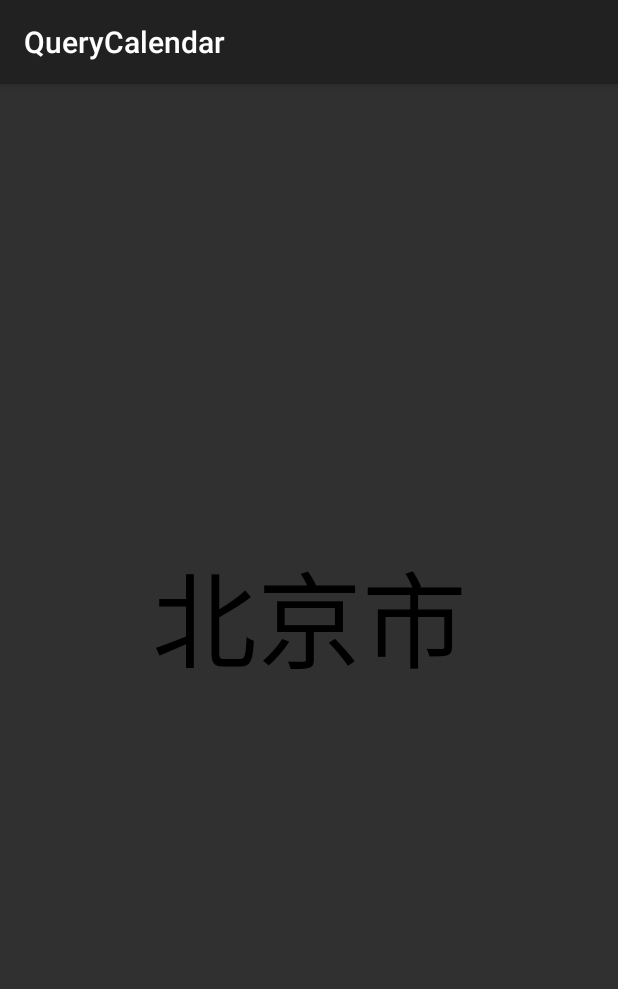
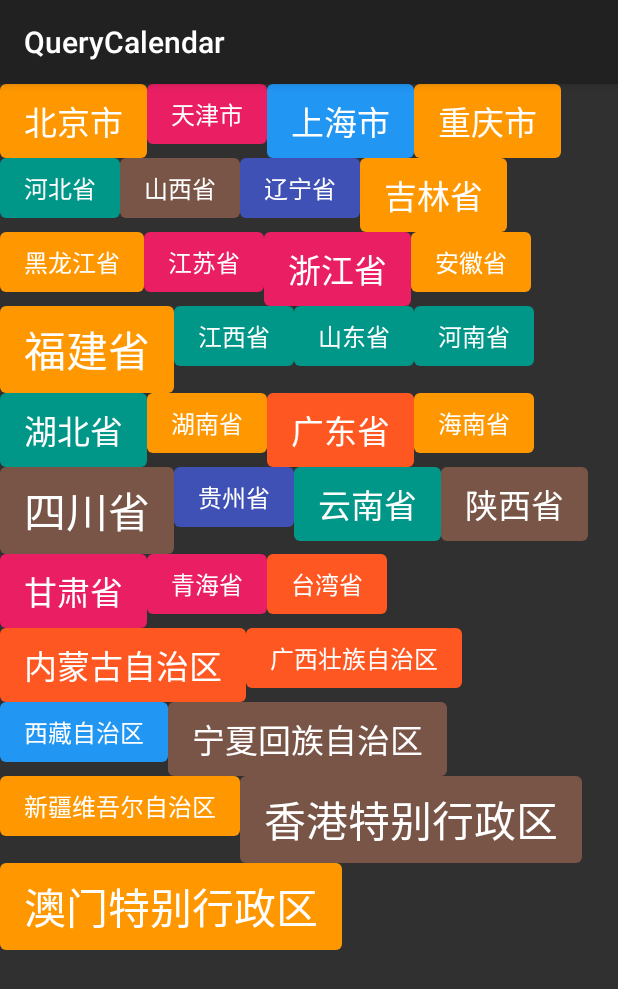
Before and after one commit to Jokerchao/AmateurPractice, an Android app built with Jetpack Compose: the TagLayoutActivity screen opened directly, with no data from a screen before it, on a phone screen of 412 x 824 dp. Shown: the top 989 px of the screen. Run offline under Robolectric (Android 15) with nearby library versions, the phone set to English and light mode, and no system bars.

Commit message:
feat:新增自定义TagLayout练习

```diff
--- a/app/src/main/java/com/kraos/querycalendar/activity/TagLayoutActivity.kt
+++ b/app/src/main/java/com/kraos/querycalendar/activity/TagLayoutActivity.kt
@@ -49,17 +49,17 @@ class TagLayoutActivity : BaseActivity() {
 //        animationSet.start()
 
         //4.省份文字变化动画
-        val objectAnimator =
-            ObjectAnimator.ofObject(
-                binding.provinceView,
-                "showText",
-                ProvinceEvaluator(),
-                "北京市",
-                "澳门特别行政区"
-            )
-        objectAnimator.duration = 10000
-        objectAnimator.startDelay = 1000
-        objectAnimator.start()
+//        val objectAnimator =
+//            ObjectAnimator.ofObject(
+//                binding.provinceView,
+//                "showText",
+//                ProvinceEvaluator(),
+//                "北京市",
+//                "澳门特别行政区"
+//            )
+//        objectAnimator.duration = 10000
+//        objectAnimator.startDelay = 1000
+//        objectAnimator.start()
 
 
     }
--- /dev/null
+++ b/app/src/main/java/com/kraos/querycalendar/view/TagProLayout.kt
@@ -0,0 +1,95 @@
+package com.kraos.querycalendar.view
+
+import android.content.Context
+import android.graphics.Rect
+import android.graphics.RectF
+import android.util.AttributeSet
+import android.view.ViewGroup
+import androidx.core.view.children
+import com.kraos.querycalendar.util.px
+import kotlin.math.max
+
+/**
+ * 自定义测量的布局
+ */
+class TagProLayout @JvmOverloads constructor(
+    context: Context,
+    attrs: AttributeSet? = null
+) : ViewGroup(
+    context,
+    attrs
+) {
+    //记录测量出来的每个子View的尺寸
+    private val childBounds = mutableListOf<Rect>()
+
+    override fun onMeasure(widthMeasureSpec: Int, heightMeasureSpec: Int) {
+        super.onMeasure(widthMeasureSpec, heightMeasureSpec)
+        val specWidthMode = MeasureSpec.getMode(widthMeasureSpec)
+        val specWidthSize = MeasureSpec.getSize(widthMeasureSpec)
+        //当前行已经使用的宽度
+        var lineWidthUsed = 0
+        //当前总共已经使用的高度
+        var lineHeightUsed = 0
+        //当前行最大的高度
+        var lineMaxWidth = 0
+        //当前行最大的高度
+        var lineMaxHeight = 0
+        for ((index, child) in children.withIndex()) {
+            measureChildWithMargins(child, widthMeasureSpec, 0, heightMeasureSpec, lineHeightUsed)
+
+            //如果超出宽度换行，需要从第二行开始
+            if (specWidthMode != MeasureSpec.UNSPECIFIED && child.measuredWidth + lineWidthUsed > specWidthSize) {
+                lineHeightUsed = lineMaxHeight + lineHeightUsed
+                lineMaxWidth = max(lineWidthUsed, lineMaxWidth)
+                lineWidthUsed = 0
+                lineMaxHeight = 0
+                measureChildWithMargins(
+                    child,
+                    widthMeasureSpec,
+                    lineWidthUsed,
+                    heightMeasureSpec,
+                    lineHeightUsed
+                )
+            }
+
+            if (childBounds.size <= index) {
+                childBounds.add(Rect())
+            }
+            childBounds[index].set(
+                lineWidthUsed,
+                lineHeightUsed,
+                lineWidthUsed + child.measuredWidth,
+                lineHeightUsed + child.measuredHeight
+            )
+            lineWidthUsed += child.measuredWidth
+            lineMaxHeight = max(child.measuredHeight, lineMaxHeight)
+        }
+
+        //测量自己的宽高，宽度还要考虑最后一行
+        val widthParent = max(lineMaxWidth, lineWidthUsed)
+        val heightParent = lineMaxHeight + lineHeightUsed
+
+        //设置自己的尺寸
+        setMeasuredDimension(widthParent, heightParent)
+    }
+
+    override fun onLayout(
+        changed: Boolean,
+        l: Int,
+        t: Int,
+        r: Int,
+        b: Int
+    ) {
+        //上面测量保存好了，这里直接绘制
+        for ((index, child) in children.withIndex()) {
+            val rect = childBounds[index]
+            child.layout(rect.left, rect.top, rect.right, rect.bottom)
+        }
+    }
+
+    override fun generateLayoutParams(attrs: AttributeSet?): LayoutParams? {
+        return MarginLayoutParams(context, attrs)
+    }
+
+
+}
--- a/app/src/main/res/layout/activity_tag_layout.xml
+++ b/app/src/main/res/layout/activity_tag_layout.xml
@@ -5,10 +5,10 @@
     android:layout_height="match_parent"
     tools:context=".activity.TagLayoutActivity">
 
-       <com.kraos.querycalendar.view.ProvinceView
-           android:id="@+id/province_view"
-        android:layout_width="match_parent"
-           android:layout_height="match_parent" />
+    <!--    <com.kraos.querycalendar.view.ProvinceView-->
+    <!--        android:id="@+id/province_view"-->
+    <!--        android:layout_width="match_parent"-->
+    <!--        android:layout_height="match_parent" />-->
 
     <!--       <com.kraos.querycalendar.view.CameraProView-->
     <!--           android:id="@+id/camera_pro_view"-->
@@ -25,181 +25,181 @@
     <!--           android:layout_width="match_parent"-->
     <!--           android:layout_height="match_parent" />-->
 
-       <!--    <com.kraos.querycalendar.view.TagLayout-->
-       <!--        android:layout_width="match_parent"-->
-       <!--        android:layout_height="match_parent">-->
+    <com.kraos.querycalendar.view.TagProLayout
+        android:layout_width="match_parent"
+        android:layout_height="match_parent">
 
-       <!--        <com.kraos.querycalendar.view.ColoredTextView-->
-       <!--            android:layout_width="wrap_content"-->
-       <!--            android:layout_height="wrap_content"-->
-       <!--            android:text="北京市" />-->
+        <com.kraos.querycalendar.view.ColoredTextView
+            android:layout_width="wrap_content"
+            android:layout_height="wrap_content"
+            android:text="北京市" />
 
-       <!--        <com.kraos.querycalendar.view.ColoredTextView-->
-       <!--            android:layout_width="wrap_content"-->
-       <!--            android:layout_height="wrap_content"-->
-       <!--            android:text="天津市" />-->
+        <com.kraos.querycalendar.view.ColoredTextView
+            android:layout_width="wrap_content"
+            android:layout_height="wrap_content"
+            android:text="天津市" />
 
-       <!--        <com.kraos.querycalendar.view.ColoredTextView-->
-       <!--            android:layout_width="wrap_content"-->
-       <!--            android:layout_height="wrap_content"-->
-       <!--            android:text="上海市" />-->
+        <com.kraos.querycalendar.view.ColoredTextView
+            android:layout_width="wrap_content"
+            android:layout_height="wrap_content"
+            android:text="上海市" />
 
-       <!--        <com.kraos.querycalendar.view.ColoredTextView-->
-       <!--            android:layout_width="wrap_content"-->
-       <!--            android:layout_height="wrap_content"-->
-       <!--            android:text="重庆市" />-->
+        <com.kraos.querycalendar.view.ColoredTextView
+            android:layout_width="wrap_content"
+            android:layout_height="wrap_content"
+            android:text="重庆市" />
 
-       <!--        <com.kraos.querycalendar.view.ColoredTextView-->
-       <!--            android:layout_width="wrap_content"-->
-       <!--            android:layout_height="wrap_content"-->
-       <!--            android:text="河北省" />-->
+        <com.kraos.querycalendar.view.ColoredTextView
+            android:layout_width="wrap_content"
+            android:layout_height="wrap_content"
+            android:text="河北省" />
 
-       <!--        <com.kraos.querycalendar.view.ColoredTextView-->
-       <!--            android:layout_width="wrap_content"-->
-       <!--            android:layout_height="wrap_content"-->
-       <!--            android:text="山西省" />-->
+        <com.kraos.querycalendar.view.ColoredTextView
+            android:layout_width="wrap_content"
+            android:layout_height="wrap_content"
+            android:text="山西省" />
 
-       <!--        <com.kraos.querycalendar.view.ColoredTextView-->
-       <!--            android:layout_width="wrap_content"-->
-       <!--            android:layout_height="wrap_content"-->
-       <!--            android:text="辽宁省" />-->
+        <com.kraos.querycalendar.view.ColoredTextView
+            android:layout_width="wrap_content"
+            android:layout_height="wrap_content"
+            android:text="辽宁省" />
 
-       <!--        <com.kraos.querycalendar.view.ColoredTextView-->
-       <!--            android:layout_width="wrap_content"-->
-       <!--            android:layout_height="wrap_content"-->
-       <!--            android:text="吉林省" />-->
+        <com.kraos.querycalendar.view.ColoredTextView
+            android:layout_width="wrap_content"
+            android:layout_height="wrap_content"
+            android:text="吉林省" />
 
-       <!--        <com.kraos.querycalendar.view.ColoredTextView-->
-       <!--            android:layout_width="wrap_content"-->
-       <!--            android:layout_height="wrap_content"-->
-       <!--            android:text="黑龙江省" />-->
+        <com.kraos.querycalendar.view.ColoredTextView
+            android:layout_width="wrap_content"
+            android:layout_height="wrap_content"
+            android:text="黑龙江省" />
 
-       <!--        <com.kraos.querycalendar.view.ColoredTextView-->
-       <!--            android:layout_width="wrap_content"-->
-       <!--            android:layout_height="wrap_content"-->
-       <!--            android:text="江苏省" />-->
+        <com.kraos.querycalendar.view.ColoredTextView
+            android:layout_width="wrap_content"
+            android:layout_height="wrap_content"
+            android:text="江苏省" />
 
-       <!--        <com.kraos.querycalendar.view.ColoredTextView-->
-       <!--            android:layout_width="wrap_content"-->
-       <!--            android:layout_height="wrap_content"-->
-       <!--            android:text="浙江省" />-->
+        <com.kraos.querycalendar.view.ColoredTextView
+            android:layout_width="wrap_content"
+            android:layout_height="wrap_content"
+            android:text="浙江省" />
 
-       <!--        <com.kraos.querycalendar.view.ColoredTextView-->
-       <!--            android:layout_width="wrap_content"-->
-       <!--            android:layout_height="wrap_content"-->
-       <!--            android:text="安徽省" />-->
+        <com.kraos.querycalendar.view.ColoredTextView
+            android:layout_width="wrap_content"
+            android:layout_height="wrap_content"
+            android:text="安徽省" />
 
-       <!--        <com.kraos.querycalendar.view.ColoredTextView-->
-       <!--            android:layout_width="wrap_content"-->
-       <!--            android:layout_height="wrap_content"-->
-       <!--            android:text="福建省" />-->
+        <com.kraos.querycalendar.view.ColoredTextView
+            android:layout_width="wrap_content"
+            android:layout_height="wrap_content"
+            android:text="福建省" />
 
-       <!--        <com.kraos.querycalendar.view.ColoredTextView-->
-       <!--            android:layout_width="wrap_content"-->
-       <!--            android:layout_height="wrap_content"-->
-       <!--            android:text="江西省" />-->
+        <com.kraos.querycalendar.view.ColoredTextView
+            android:layout_width="wrap_content"
+            android:layout_height="wrap_content"
+            android:text="江西省" />
 
-       <!--        <com.kraos.querycalendar.view.ColoredTextView-->
-       <!--            android:layout_width="wrap_content"-->
-       <!--            android:layout_height="wrap_content"-->
-       <!--            android:text="山东省" />-->
+        <com.kraos.querycalendar.view.ColoredTextView
+            android:layout_width="wrap_content"
+            android:layout_height="wrap_content"
+            android:text="山东省" />
 
-       <!--        <com.kraos.querycalendar.view.ColoredTextView-->
-       <!--            android:layout_width="wrap_content"-->
-       <!--            android:layout_height="wrap_content"-->
-       <!--            android:text="河南省" />-->
+        <com.kraos.querycalendar.view.ColoredTextView
+            android:layout_width="wrap_content"
+            android:layout_height="wrap_content"
+            android:text="河南省" />
 
-       <!--        <com.kraos.querycalendar.view.ColoredTextView-->
-       <!--            android:layout_width="wrap_content"-->
-       <!--            android:layout_height="wrap_content"-->
-       <!--            android:text="湖北省" />-->
+        <com.kraos.querycalendar.view.ColoredTextView
+            android:layout_width="wrap_content"
+            android:layout_height="wrap_content"
+            android:text="湖北省" />
 
-       <!--        <com.kraos.querycalendar.view.ColoredTextView-->
-       <!--            android:layout_width="wrap_content"-->
-       <!--            android:layout_height="wrap_content"-->
-       <!--            android:text="湖南省" />-->
+        <com.kraos.querycalendar.view.ColoredTextView
+            android:layout_width="wrap_content"
+            android:layout_height="wrap_content"
+            android:text="湖南省" />
 
-       <!--        <com.kraos.querycalendar.view.ColoredTextView-->
-       <!--            android:layout_width="wrap_content"-->
-       <!--            android:layout_height="wrap_content"-->
-       <!--            android:text="广东省" />-->
+        <com.kraos.querycalendar.view.ColoredTextView
+            android:layout_width="wrap_content"
+            android:layout_height="wrap_content"
+            android:text="广东省" />
 
-       <!--        <com.kraos.querycalendar.view.ColoredTextView-->
-       <!--            android:layout_width="wrap_content"-->
-       <!--            android:layout_height="wrap_content"-->
-       <!--            android:text="海南省" />-->
+        <com.kraos.querycalendar.view.ColoredTextView
+            android:layout_width="wrap_content"
+            android:layout_height="wrap_content"
+            android:text="海南省" />
 
-       <!--        <com.kraos.querycalendar.view.ColoredTextView-->
-       <!--            android:layout_width="wrap_content"-->
-       <!--            android:layout_height="wrap_content"-->
-       <!--            android:text="四川省" />-->
+        <com.kraos.querycalendar.view.ColoredTextView
+            android:layout_width="wrap_content"
+            android:layout_height="wrap_content"
+            android:text="四川省" />
 
-       <!--        <com.kraos.querycalendar.view.ColoredTextView-->
-       <!--            android:layout_width="wrap_content"-->
-       <!--            android:layout_height="wrap_content"-->
-       <!--            android:text="贵州省" />-->
+        <com.kraos.querycalendar.view.ColoredTextView
+            android:layout_width="wrap_content"
+            android:layout_height="wrap_content"
+            android:text="贵州省" />
 
-       <!--        <com.kraos.querycalendar.view.ColoredTextView-->
-       <!--            android:layout_width="wrap_content"-->
-       <!--            android:layout_height="wrap_content"-->
-       <!--            android:text="云南省" />-->
+        <com.kraos.querycalendar.view.ColoredTextView
+            android:layout_width="wrap_content"
+            android:layout_height="wrap_content"
+            android:text="云南省" />
 
-       <!--        <com.kraos.querycalendar.view.ColoredTextView-->
-       <!--            android:layout_width="wrap_content"-->
-       <!--            android:layout_height="wrap_content"-->
-       <!--            android:text="陕西省" />-->
+        <com.kraos.querycalendar.view.ColoredTextView
+            android:layout_width="wrap_content"
+            android:layout_height="wrap_content"
+            android:text="陕西省" />
 
-       <!--        <com.kraos.querycalendar.view.ColoredTextView-->
-       <!--            android:layout_width="wrap_content"-->
-       <!--            android:layout_height="wrap_content"-->
-       <!--            android:text="甘肃省" />-->
+        <com.kraos.querycalendar.view.ColoredTextView
+            android:layout_width="wrap_content"
+            android:layout_height="wrap_content"
+            android:text="甘肃省" />
 
-       <!--        <com.kraos.querycalendar.view.ColoredTextView-->
-       <!--            android:layout_width="wrap_content"-->
-       <!--            android:layout_height="wrap_content"-->
-       <!--            android:text="青海省" />-->
+        <com.kraos.querycalendar.view.ColoredTextView
+            android:layout_width="wrap_content"
+            android:layout_height="wrap_content"
+            android:text="青海省" />
 
-       <!--        <com.kraos.querycalendar.view.ColoredTextView-->
-       <!--            android:layout_width="wrap_content"-->
-       <!--            android:layout_height="wrap_content"-->
-       <!--            android:text="台湾省" />-->
+        <com.kraos.querycalendar.view.ColoredTextView
+            android:layout_width="wrap_content"
+            android:layout_height="wrap_content"
+            android:text="台湾省" />
 
-       <!--        <com.kraos.querycalendar.view.ColoredTextView-->
-       <!--            android:layout_width="wrap_content"-->
-       <!--            android:layout_height="wrap_content"-->
-       <!--            android:text="内蒙古自治区" />-->
+        <com.kraos.querycalendar.view.ColoredTextView
+            android:layout_width="wrap_content"
+            android:layout_height="wrap_content"
+            android:text="内蒙古自治区" />
 
-       <!--        <com.kraos.querycalendar.view.ColoredTextView-->
-       <!--            android:layout_width="wrap_content"-->
-       <!--            android:layout_height="wrap_content"-->
-       <!--            android:text="广西壮族自治区" />-->
+        <com.kraos.querycalendar.view.ColoredTextView
+            android:layout_width="wrap_content"
+            android:layout_height="wrap_content"
+            android:text="广西壮族自治区" />
 
-       <!--        <com.kraos.querycalendar.view.ColoredTextView-->
-       <!--            android:layout_width="wrap_content"-->
-       <!--            android:layout_height="wrap_content"-->
-       <!--            android:text="西藏自治区" />-->
+        <com.kraos.querycalendar.view.ColoredTextView
+            android:layout_width="wrap_content"
+            android:layout_height="wrap_content"
+            android:text="西藏自治区" />
 
-       <!--        <com.kraos.querycalendar.view.ColoredTextView-->
-       <!--            android:layout_width="wrap_content"-->
-       <!--            android:layout_height="wrap_content"-->
-       <!--            android:text="宁夏回族自治区" />-->
+        <com.kraos.querycalendar.view.ColoredTextView
+            android:layout_width="wrap_content"
+            android:layout_height="wrap_content"
+            android:text="宁夏回族自治区" />
 
-       <!--        <com.kraos.querycalendar.view.ColoredTextView-->
-       <!--            android:layout_width="wrap_content"-->
-       <!--            android:layout_height="wrap_content"-->
-       <!--            android:text="新疆维吾尔自治区" />-->
+        <com.kraos.querycalendar.view.ColoredTextView
+            android:layout_width="wrap_content"
+            android:layout_height="wrap_content"
+            android:text="新疆维吾尔自治区" />
 
-       <!--        <com.kraos.querycalendar.view.ColoredTextView-->
-       <!--            android:layout_width="wrap_content"-->
-       <!--            android:layout_height="wrap_content"-->
-       <!--            android:text="香港特别行政区" />-->
+        <com.kraos.querycalendar.view.ColoredTextView
+            android:layout_width="wrap_content"
+            android:layout_height="wrap_content"
+            android:text="香港特别行政区" />
 
-       <!--        <com.kraos.querycalendar.view.ColoredTextView-->
-       <!--            android:layout_width="wrap_content"-->
-       <!--            android:layout_height="wrap_content"-->
-       <!--            android:text="澳门特别行政区" />-->
+        <com.kraos.querycalendar.view.ColoredTextView
+            android:layout_width="wrap_content"
+            android:layout_height="wrap_content"
+            android:text="澳门特别行政区" />
 
-       <!--    </com.kraos.querycalendar.view.TagLayout>-->
+    </com.kraos.querycalendar.view.TagProLayout>
 
 
 </LinearLayout>
```
Lines whose indentation alone changed are shown as unchanged.
